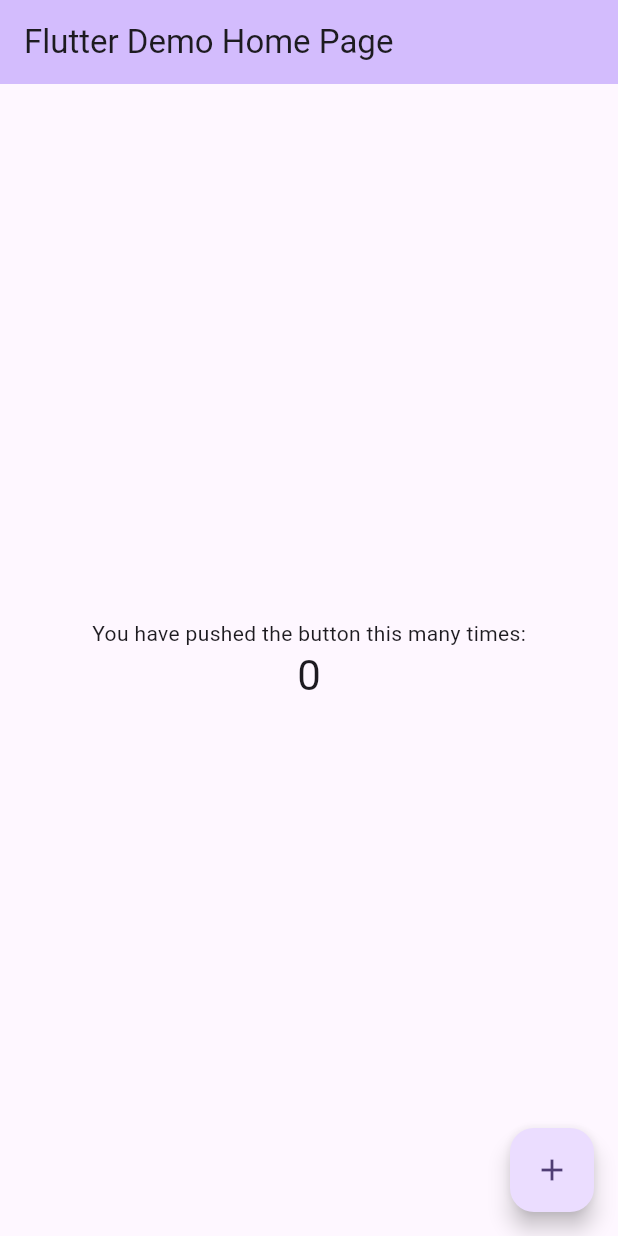
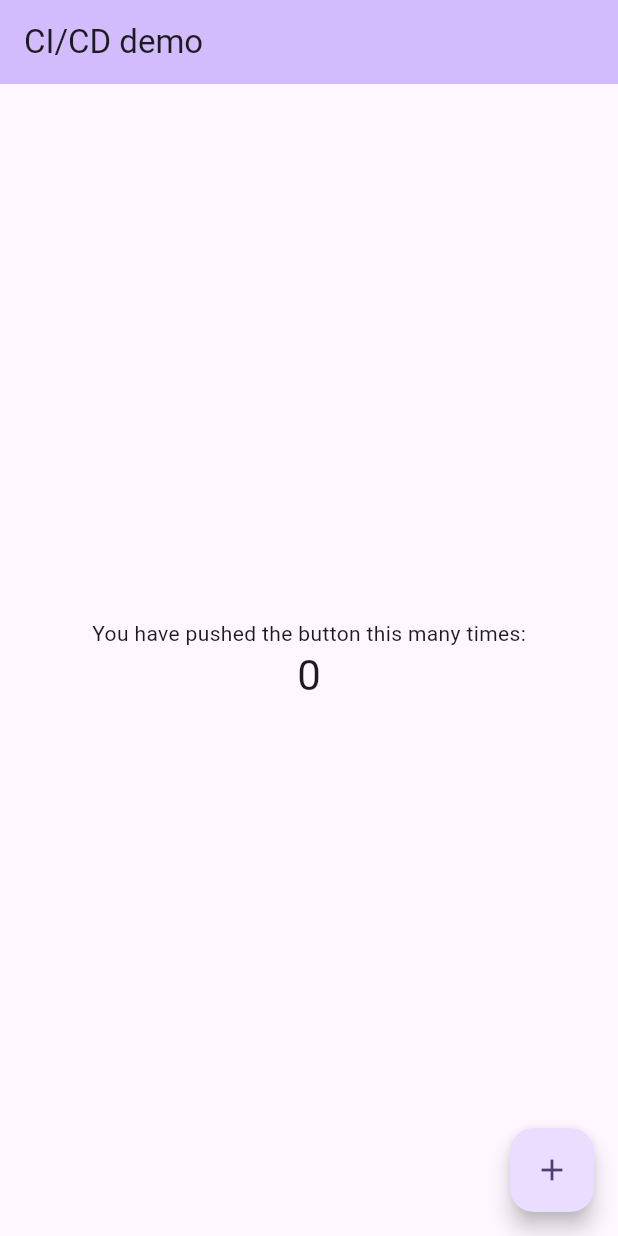
Before and after one commit to locnd95/flutter_test, a Flutter app: the screen it shows after launch, on a phone screen of 412 x 824 dp. Run offline on Flutter 3.47's test engine with Material 2 defaults, Android fonts, the phone set to English and light mode, and no system bars; our stand-ins replace firebase_core, firebase_crashlytics; accounts and stored records are empty.

Commit message:
new ci/cd

```diff
--- a/lib/main.dart
+++ b/lib/main.dart
@@ -25,7 +25,9 @@ class MyApp extends StatelessWidget {
         colorScheme: ColorScheme.fromSeed(seedColor: Colors.deepPurple),
         useMaterial3: true,
       ),
-      home: const MyHomePage(title: 'Flutter Demo Home Page'),
+      home: const MyHomePage(
+        title: 'CI/CD demo',
+      ),
     );
   }
 }
--- a/pubspec.yaml
+++ b/pubspec.yaml
@@ -19,7 +19,7 @@ publish_to: 'none' # Remove this line if you wish to publish to pub.dev
 version: 1.0.0+1
 
 environment:
-  sdk: '>=3.1.1 <4.0.0'
+  sdk: '>=3.1.0 <4.0.0'
 
 # Dependencies specify other packages that your package needs in order to work.
 # To automatically upgrade your package dependencies to the latest versions
```
Also changed, not shown: pubspec.lock, 1 other file.
